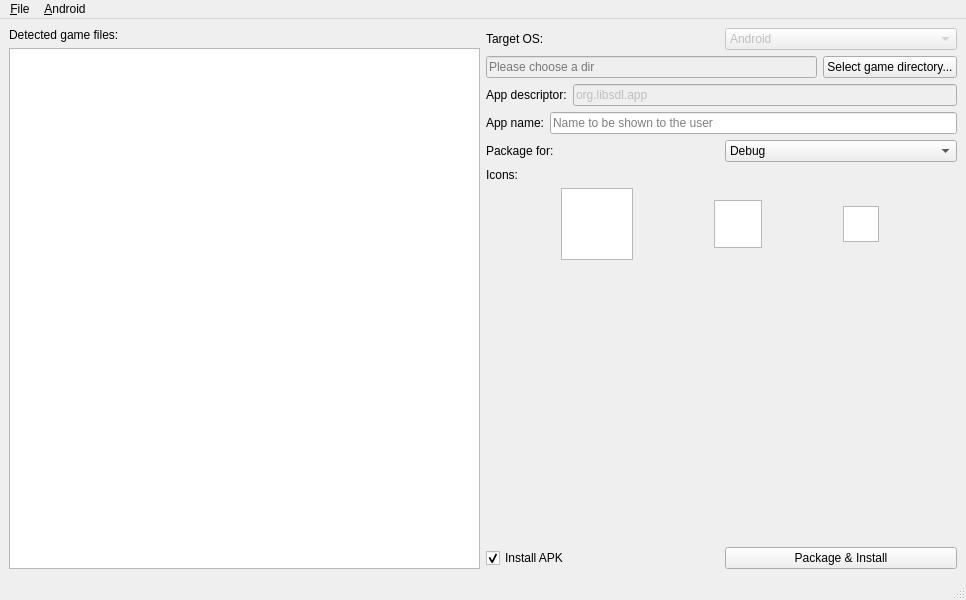
The window that packager/ui_mainwindow.ui (segafan/bennugd-monolithic) describes before a commit, drawn with Qt 5.
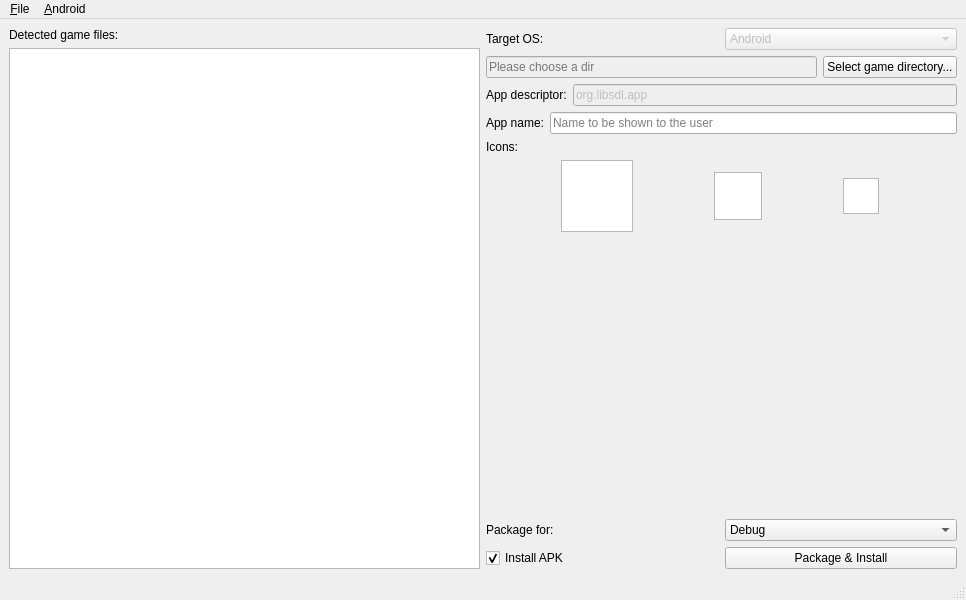
The same window after the commit. Icons and pictures are not drawn.

The edit to the form file:
```diff
--- a/packager/ui_mainwindow.ui
+++ b/packager/ui_mainwindow.ui
@@ -134,34 +134,6 @@
         </item>
        </layout>
       </item>
-      <item>
-       <layout class="QHBoxLayout" name="horizontalLayout_2">
-        <item>
-         <widget class="QLabel" name="label_debug">
-          <property name="text">
-           <string>Package for:</string>
-          </property>
-         </widget>
-        </item>
-        <item>
-         <widget class="QComboBox" name="combo_debug">
-          <property name="toolTip">
-           <string>Choose if you want to package for debug or for release</string>
-          </property>
-          <item>
-           <property name="text">
-            <string>Debug</string>
-           </property>
-          </item>
-          <item>
-           <property name="text">
-            <string>Release</string>
-           </property>
-          </item>
-         </widget>
-        </item>
-       </layout>
-      </item>
       <item>
        <widget class="QLabel" name="label_icons">
         <property name="text">
@@ -261,6 +233,34 @@
         </property>
        </spacer>
       </item>
+      <item>
+       <layout class="QHBoxLayout" name="horizontalLayout_2">
+        <item>
+         <widget class="QLabel" name="label_debug">
+          <property name="text">
+           <string>Package for:</string>
+          </property>
+         </widget>
+        </item>
+        <item>
+         <widget class="QComboBox" name="combo_debug">
+          <property name="toolTip">
+           <string>Choose if you want to package for debug or for release</string>
+          </property>
+          <item>
+           <property name="text">
+            <string>Debug</string>
+           </property>
+          </item>
+          <item>
+           <property name="text">
+            <string>Release</string>
+           </property>
+          </item>
+         </widget>
+        </item>
+       </layout>
+      </item>
       <item>
        <layout class="QHBoxLayout" name="horizontalLayout_6">
         <item>
```
Left out of the diff: 2 changed lines with no effect on the pictures.
